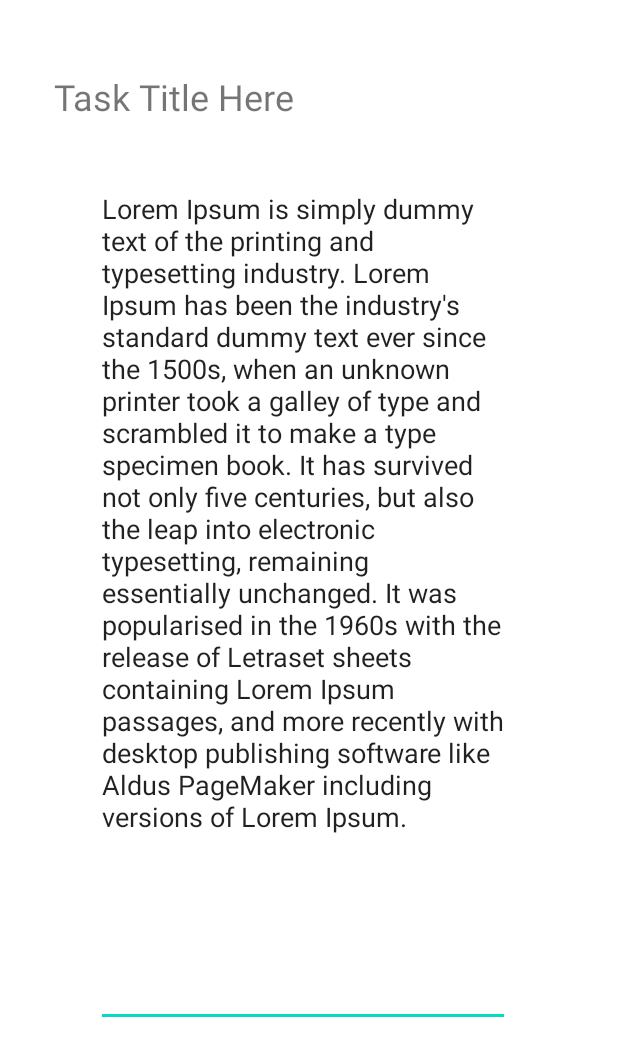
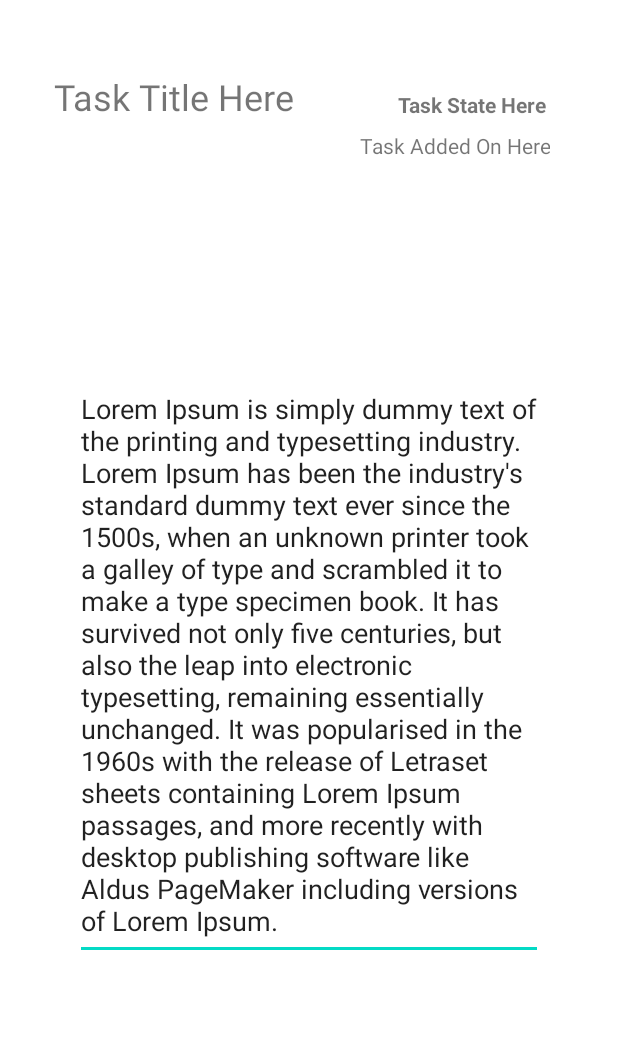
Before and after one commit to hkimbrough22/taskmaster, an Android app: the layout activity_task_details.xml on its own in the app's theme, with its tools: preview values and no code run, on a phone screen of 412 x 824 dp. Shown: the top 1056 px of the screen. Run offline under Robolectric (Android 15) with nearby library versions, the phone set to English and light mode, and no system bars.

Commit message:
refactors CartItem examples from class demonstration to Tasks, refactors homepage with new view, and updates taskDetailsActivity with new content

```diff
--- a/app/src/main/res/layout/activity_task_details.xml
+++ b/app/src/main/res/layout/activity_task_details.xml
@@ -19,14 +19,44 @@
 
     <EditText
         android:id="@+id/taskDetailsDescriptionEditText"
-        android:layout_width="276dp"
-        android:layout_height="568dp"
-        android:layout_marginStart="64dp"
-        android:layout_marginTop="36dp"
+        android:layout_width="312dp"
+        android:layout_height="390dp"
+        android:layout_marginBottom="184dp"
         android:ems="10"
         android:gravity="start|top"
         android:inputType="textMultiLine"
         android:text="@string/lorem"
+        app:layout_constraintBottom_toBottomOf="parent"
+        app:layout_constraintEnd_toEndOf="parent"
         app:layout_constraintStart_toStartOf="parent"
-        app:layout_constraintTop_toBottomOf="@+id/taskDetailsTitleTextView" />
+        app:layout_constraintTop_toBottomOf="@+id/taskDetailsTitleTextView"
+        app:layout_constraintVertical_bias="1.0" />
+
+    <TextView
+        android:id="@+id/taskStateTextView"
+        android:layout_width="0dp"
+        android:layout_height="wrap_content"
+        android:layout_marginTop="60dp"
+        android:layout_marginEnd="48dp"
+        android:textAlignment="textEnd"
+        android:textStyle="bold"
+        app:layout_constraintEnd_toEndOf="parent"
+        app:layout_constraintHorizontal_bias="0.0"
+        app:layout_constraintStart_toEndOf="@+id/taskDetailsTitleTextView"
+        app:layout_constraintTop_toTopOf="parent"
+        tools:text="Task State Here" />
+
+    <TextView
+        android:id="@+id/taskAddedOnTextView"
+        android:layout_width="170dp"
+        android:layout_height="50dp"
+        android:layout_marginTop="8dp"
+        android:textAlignment="textEnd"
+        app:layout_constraintBottom_toTopOf="@+id/taskDetailsDescriptionEditText"
+        app:layout_constraintEnd_toEndOf="parent"
+        app:layout_constraintHorizontal_bias="0.813"
+        app:layout_constraintStart_toStartOf="parent"
+        app:layout_constraintTop_toBottomOf="@+id/taskStateTextView"
+        app:layout_constraintVertical_bias="0.0"
+        tools:text="Task Added On Here" />
 </androidx.constraintlayout.widget.ConstraintLayout>
--- a/app/src/main/res/layout/fragment_cart_item.xml
+++ b/app/src/main/res/layout/fragment_task.xml
@@ -5,13 +5,13 @@
     android:id="@+id/frameLayout"
     android:layout_width="match_parent"
     android:layout_height="wrap_content"
-    tools:context=".fragments.CartItemFragment">
+    tools:context=".fragments.TaskFragment">
 
     <!-- TODO: Update blank fragment layout -->
     <TextView
-        android:id="@+id/cartItemFragmentTextView"
+        android:id="@+id/taskFragmentTextView"
         android:layout_width="264dp"
-        android:layout_height="56dp"
+        android:layout_height="75dp"
         android:text="@string/hello_blank_fragment"
         app:layout_constraintBottom_toBottomOf="parent"
         app:layout_constraintEnd_toEndOf="parent"
```
Also changed, not shown: app/src/main/java/com/hkimbrough22/taskmaster/activities/MainActivity.java (+39 -36 lines), app/src/main/java/com/hkimbrough22/taskmaster/activities/TaskDetailsActivity.java (+13 -4 lines), app/src/main/java/com/hkimbrough22/taskmaster/adapters/CartRecyclerViewAdapter.java (deleted, +0 -74 lines), app/src/main/java/com/hkimbrough22/taskmaster/adapters/TaskListRecyclerViewAdapter.java (added, +80 -0 lines), app/src/main/java/com/hkimbrough22/taskmaster/fragments/TaskFragment.java (renamed from app/src/main/java/com/hkimbrough22/taskmaster/fragments/CartItemFragment.java, +7 -7 lines), app/src/main/java/com/hkimbrough22/taskmaster/models/CartItem.java (deleted, +0 -35 lines), app/src/main/java/com/hkimbrough22/taskmaster/models/Task.java (added, +58 -0 lines), app/src/main/res/layout/activity_main.xml (+14 -82 lines).
